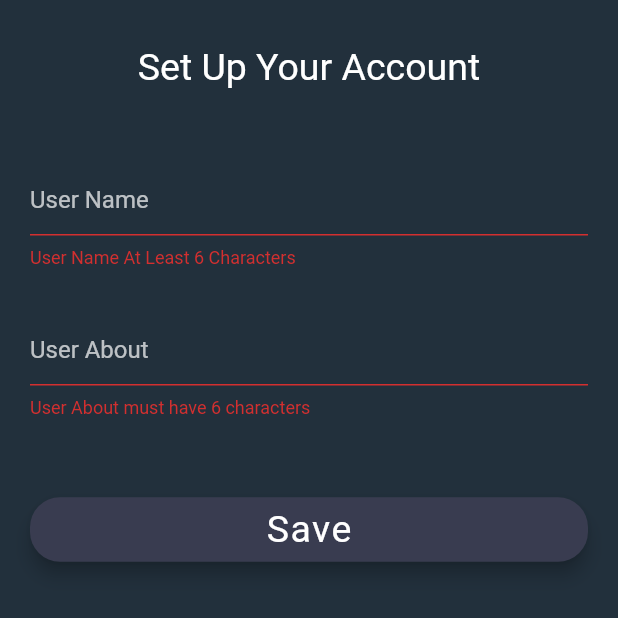
After one commit to SamarpanCoder2002/Generation-Chat-App-Tutorial, a Flutter app: the TakePrimaryUserData screen opened directly, after a tap on "Save", on a phone screen of 412 x 824 dp, the top half of it. The commit adds this screen. Run offline on Flutter 3.47's test engine with Material 2 defaults, Android fonts, the phone set to English and light mode, and no system bars; drawn by our look-alikes of loading_overlay; our stand-ins replace cloud_firestore, firebase_auth, firebase_core, firebase_messaging, google_sign_in; missing offline and left inert: flutter_facebook_auth; accounts and stored records are empty.

Commit message:
Start With Cloud Firestore, user Primary Data Added Done

```diff
--- a/lib/FrontEnd/AuthUI/common_auth_methods.dart
+++ b/lib/FrontEnd/AuthUI/common_auth_methods.dart
@@ -4,9 +4,9 @@ import 'package:generation/FrontEnd/AuthUI/sign_up.dart';
 
 import 'log_in.dart';
 
-Widget commonTextFormField({required String hintText, required String? Function(String?)? validator, required TextEditingController textEditingController}) {
+Widget commonTextFormField({required String hintText, required String? Function(String?)? validator, required TextEditingController textEditingController, double bottomPadding = 50.0}) {
   return Container(
-    padding: EdgeInsets.only(left: 20.0, right: 20.0, bottom: 50.0),
+    padding: EdgeInsets.only(left: 20.0, right: 20.0, bottom: bottomPadding),
     child: TextFormField(
       validator: validator,
       controller: textEditingController,
--- a/lib/FrontEnd/AuthUI/sign_up.dart
+++ b/lib/FrontEnd/AuthUI/sign_up.dart
@@ -5,6 +5,7 @@ import 'package:generation/Backend/firebase/Auth/email_and_pwd_auth.dart';
 import 'package:generation/Backend/firebase/Auth/fb_auth.dart';
 import 'package:generation/Backend/firebase/Auth/google_auth.dart';
 import 'package:generation/FrontEnd/AuthUI/log_in.dart';
+import 'package:generation/FrontEnd/NewUserEntry/new_user_entry.dart';
 import 'package:generation/Global_Uses/enum_generation.dart';
 import 'package:generation/Global_Uses/reg_exp.dart';
 
@@ -213,7 +214,7 @@ class _SignUpScreenState extends State<SignUpScreen> {
               if (_googleSignInResults == GoogleSignInResults.SignInCompleted)
                 Navigator.pushAndRemoveUntil(
                     context,
-                    MaterialPageRoute(builder: (_) => HomePage()),
+                    MaterialPageRoute(builder: (_) => TakePrimaryUserData()),
                     (route) => false);
 
               if (mounted) {
@@ -260,7 +261,7 @@ class _SignUpScreenState extends State<SignUpScreen> {
               if (_fbSignInResults == FBSignInResults.SignInCompleted)
                 Navigator.pushAndRemoveUntil(
                     context,
-                    MaterialPageRoute(builder: (_) => HomePage()),
+                    MaterialPageRoute(builder: (_) => TakePrimaryUserData()),
                         (route) => false);
 
               if (mounted) {
--- /dev/null
+++ b/lib/FrontEnd/NewUserEntry/new_user_entry.dart
@@ -0,0 +1,171 @@
+import 'package:flutter/material.dart';
+import 'package:flutter/cupertino.dart';
+import 'package:flutter/services.dart';
+import 'package:generation/Backend/firebase/OnlineDatabaseManagement/new_user_entry.dart';
+import 'package:generation/FrontEnd/AuthUI/common_auth_methods.dart';
+import 'package:firebase_auth/firebase_auth.dart';
+import 'package:generation/FrontEnd/home_page.dart';
+
+import 'package:loading_overlay/loading_overlay.dart';
+
+class TakePrimaryUserData extends StatefulWidget {
+  const TakePrimaryUserData({Key? key}) : super(key: key);
+
+  @override
+  _TakePrimaryUserDataState createState() => _TakePrimaryUserDataState();
+}
+
+class _TakePrimaryUserDataState extends State<TakePrimaryUserData> {
+  bool _isLoading = false;
+
+  final GlobalKey<FormState> _takeUserPrimaryInformationKey =
+      GlobalKey<FormState>();
+
+  final TextEditingController _userName = TextEditingController();
+  final TextEditingController _userAbout = TextEditingController();
+
+  final CloudStoreDataManagement _cloudStoreDataManagement =
+      CloudStoreDataManagement();
+
+  @override
+  Widget build(BuildContext context) {
+    return SafeArea(
+        child: Scaffold(
+      backgroundColor: const Color.fromRGBO(34, 48, 60, 1),
+      body: LoadingOverlay(
+        isLoading: this._isLoading,
+        child: Container(
+          width: MediaQuery.of(context).size.width,
+          height: MediaQuery.of(context).size.height,
+          child: Form(
+            key: this._takeUserPrimaryInformationKey,
+            child: ListView(
+              shrinkWrap: true,
+              children: [
+                _upperHeading(),
+                commonTextFormField(
+                    bottomPadding: 30.0,
+                    hintText: 'User Name',
+                    validator: (inputUserName) {
+                      /// Regular Expression
+                      final RegExp _messageRegex = RegExp(r'[a-zA-Z0-9]');
+
+                      if (inputUserName!.length < 6)
+                        return "User Name At Least 6 Characters";
+                      else if (inputUserName.contains(' ') ||
+                          inputUserName.contains('@'))
+                        return "Space and '@' Not Allowed...User '_' instead of space";
+                      else if (inputUserName.contains('__'))
+                        return "'__' Not Allowed...User '_' instead of '__'";
+                      else if (!_messageRegex.hasMatch(inputUserName))
+                        return "Sorry,Only Emoji Not Supported";
+                      return null;
+                    },
+                    textEditingController: this._userName),
+                commonTextFormField(
+                    hintText: 'User About',
+                    validator: (inputVal) {
+                      if (inputVal!.length < 6)
+                        return 'User About must have 6 characters';
+                      return null;
+                    },
+                    textEditingController: this._userAbout),
+                _saveUserPrimaryInformation(),
+              ],
+            ),
+          ),
+        ),
+      ),
+    ));
+  }
+
+  Widget _upperHeading() {
+    return Padding(
+      padding: EdgeInsets.only(top: 30.0, bottom: 50.0),
+      child: Center(
+        child: Text(
+          'Set Up Your Account',
+          style: TextStyle(color: Colors.white, fontSize: 25.0),
+        ),
+      ),
+    );
+  }
+
+  Widget _saveUserPrimaryInformation() {
+    return Padding(
+      padding: const EdgeInsets.only(left: 20.0, right: 20.0),
+      child: ElevatedButton(
+        style: ElevatedButton.styleFrom(
+            minimumSize: Size(MediaQuery.of(context).size.width - 60, 30.0),
+            elevation: 5.0,
+            primary: Color.fromRGBO(57, 60, 80, 1),
+            padding: EdgeInsets.only(
+              left: 20.0,
+              right: 20.0,
+              top: 7.0,
+              bottom: 7.0,
+            ),
+            shape: RoundedRectangleBorder(
+              borderRadius: BorderRadius.all(Radius.circular(20.0)),
+            )),
+        child: Text(
+          'Save',
+          style: TextStyle(
+            fontSize: 25.0,
+            letterSpacing: 1.0,
+            fontWeight: FontWeight.w400,
+          ),
+        ),
+        onPressed: () async {
+          if (this._takeUserPrimaryInformationKey.currentState!.validate()) {
+            print('Validated');
+
+            SystemChannels.textInput.invokeMethod('TextInput.hide');
+
+            if (mounted) {
+              setState(() {
+                this._isLoading = true;
+              });
+            }
+
+            final bool canRegisterNewUser = await _cloudStoreDataManagement
+                .checkThisUserAlreadyPresentOrNot(
+                    userName: this._userName.text);
+
+            String msg = '';
+
+            if (!canRegisterNewUser)
+              msg = 'User Name Already Present';
+            else {
+              final bool _userEntryResponse =
+                  await _cloudStoreDataManagement.registerNewUser(
+                      userName: this._userName.text,
+                      userAbout: this._userAbout.text,
+                      userEmail:
+                          FirebaseAuth.instance.currentUser!.email.toString());
+              if (_userEntryResponse) {
+                msg = 'User data Entry Successfully';
+                Navigator.pushAndRemoveUntil(
+                    context,
+                    MaterialPageRoute(builder: (_) => HomePage()),
+                    (route) => false);
+              } else
+                msg = 'User Data Not Entry Successfully';
+            }
+
+            ScaffoldMessenger.of(context)
+                .showSnackBar(SnackBar(content: Text(msg)));
+
+            if (mounted) {
+              setState(() {
+                this._isLoading = false;
+              });
+            }
+          } else {
+            print('Not Validated');
+          }
+        },
+      ),
+    );
+  }
+}
--- a/pubspec.yaml
+++ b/pubspec.yaml
@@ -36,6 +36,9 @@ dev_dependencies:
   firebase_core:
   google_sign_in: ^5.0.5
   flutter_facebook_auth: ^3.5.0
+  cloud_firestore: ^2.4.0
+  intl: ^0.17.0
+  firebase_messaging: ^10.0.4
 
   loading_overlay: ^0.3.0
 
```
Also changed, not shown: lib/Backend/firebase/OnlineDatabaseManagement/new_user_entry.dart (added, +58 -0 lines), lib/FrontEnd/AuthUI/log_in.dart (+4 -3 lines), 1 other file.
